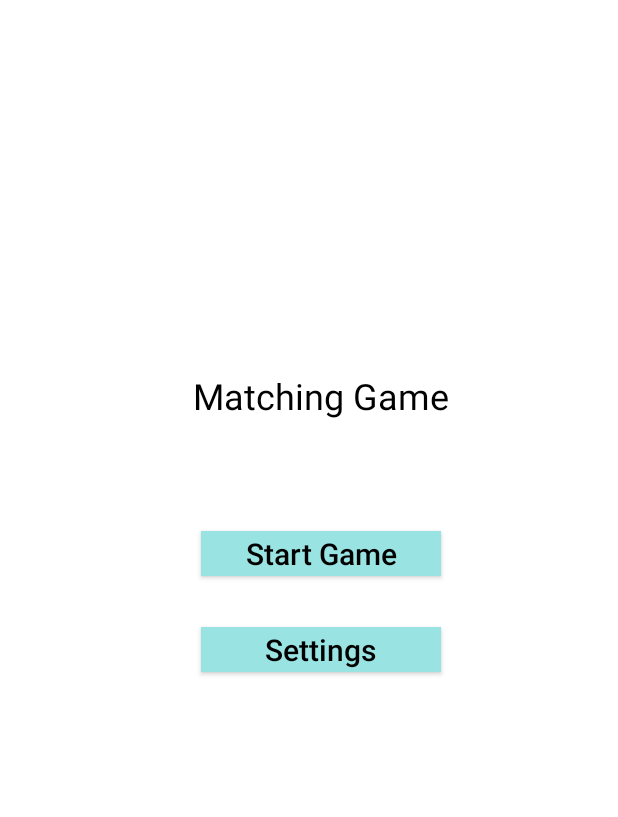
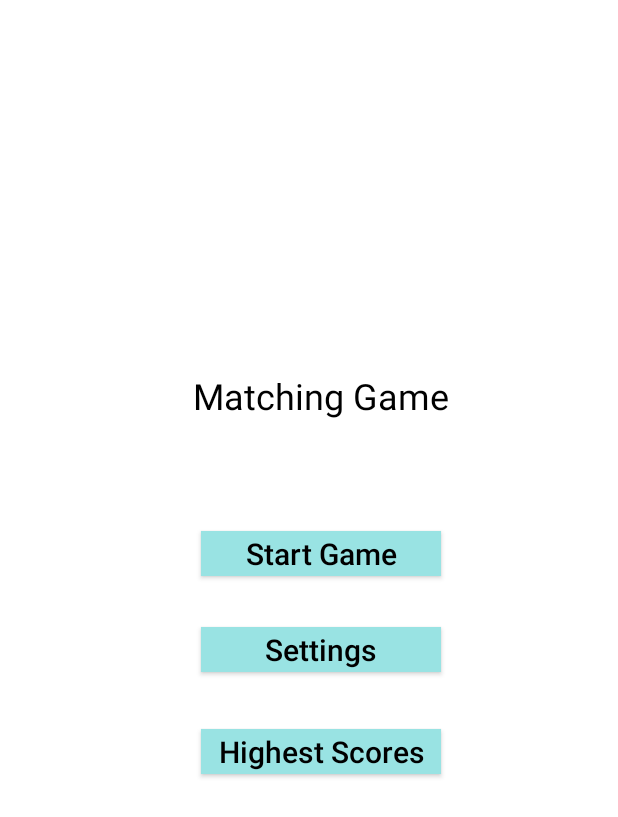
Before and after one commit to SA53-Team-7/MatchingGame, an Android app: the screen it shows after launch (HomeActivity), on a phone screen of 412 x 824 dp. Shown: the top 817 px of the screen. Run offline under Robolectric (Android 15) with nearby library versions, the phone set to English and light mode, and no system bars.

Commit message:
Add the button of highest scores in home page

```diff
--- a/app/src/main/java/com/team7/matchinggame/HomeActivity.java
+++ b/app/src/main/java/com/team7/matchinggame/HomeActivity.java
@@ -11,6 +11,7 @@ public class HomeActivity extends AppCompatActivity
     implements View.OnClickListener{
     Button startGameBtn;
     Button settingsBtn;
+    Button highestScoresBtn;
 
     @Override
     protected void onCreate(Bundle savedInstanceState) {
@@ -26,6 +27,9 @@ public class HomeActivity extends AppCompatActivity
 
         settingsBtn = findViewById(R.id.settings);
         settingsBtn.setOnClickListener(this);
+
+        highestScoresBtn = findViewById(R.id.highestScores);
+        highestScoresBtn.setOnClickListener(this);
 
     }
 
@@ -43,12 +47,17 @@ public class HomeActivity extends AppCompatActivity
         int id = view.getId();
 
         if(id == R.id.startGame){
-            Intent intent = new Intent(this,FetchImage.class);
+            Intent intent = new Intent(this, FetchImage.class);
             startActivity(intent);
         }
 
         else if(id == R.id.settings){
-            Intent intent = new Intent(this,Settings.class);
+            Intent intent = new Intent(this, Settings.class);
+            startActivity(intent);
+        }
+
+        else if(id == R.id.highestScores){
+            Intent intent = new Intent(this, Scoreboard.class);
             startActivity(intent);
         }
     }
--- a/app/src/main/res/layout/activity_home.xml
+++ b/app/src/main/res/layout/activity_home.xml
@@ -49,5 +49,19 @@
         app:layout_constraintLeft_toLeftOf="parent"
         app:layout_constraintRight_toRightOf="parent" />
 
+    <androidx.appcompat.widget.AppCompatButton
+        android:id="@+id/highestScores"
+        style="@style/btnStyle"
+        android:layout_width="160dp"
+        android:layout_height="30dp"
+        android:layout_marginBottom="308dp"
+        android:background="#99e3e3"
+        android:text="@string/highestScores"
+        app:layout_constraintBottom_toBottomOf="parent"
+        app:layout_constraintHeight_percent="0.70"
+        app:layout_constraintHorizontal_bias="0.533"
+        app:layout_constraintLeft_toLeftOf="parent"
+        app:layout_constraintRight_toRightOf="parent" />
+
 
 </androidx.constraintlayout.widget.ConstraintLayout>
--- a/app/src/main/res/values/strings.xml
+++ b/app/src/main/res/values/strings.xml
@@ -3,6 +3,7 @@
     <string name="title">Matching Game</string>
     <string name="startGame">Start Game</string>
     <string name="settings">Settings</string>
+    <string name="highestScores">Highest Scores</string>
     <string name="backgroundMusic">Background Music</string>
     <string name="musicOn">ON</string>
     <string name="musicOff">OFF</string>
```
